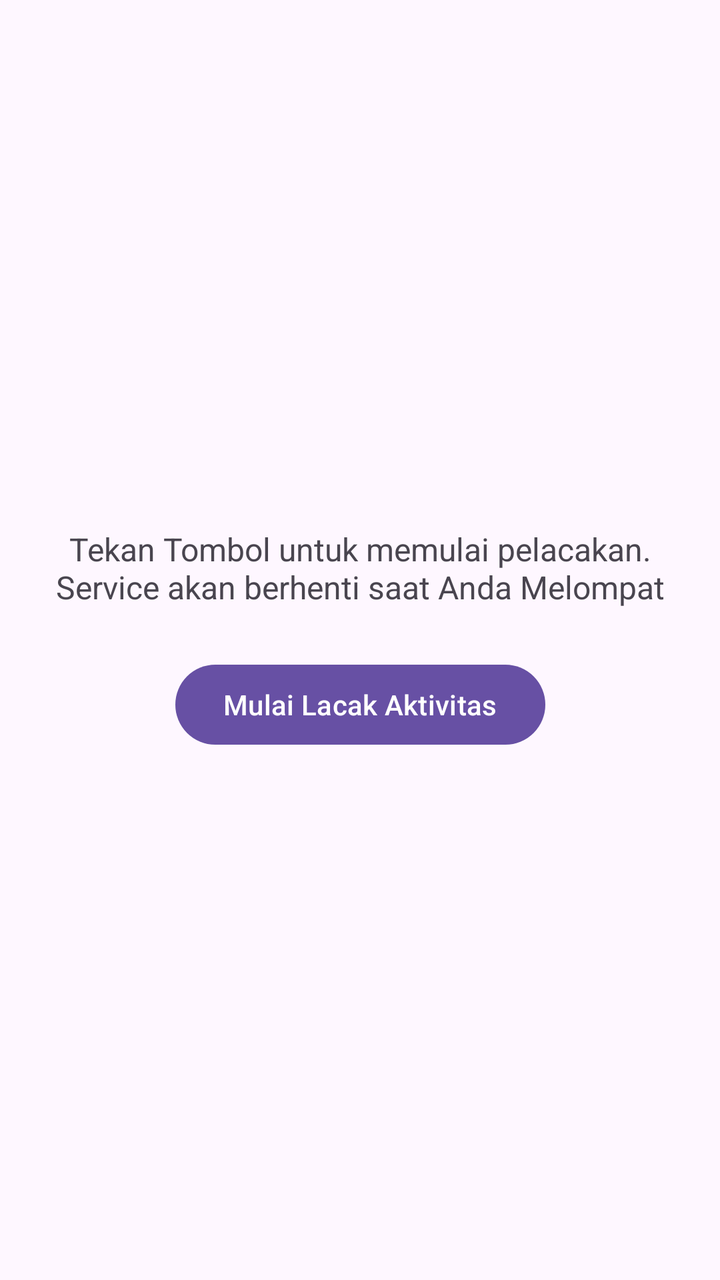
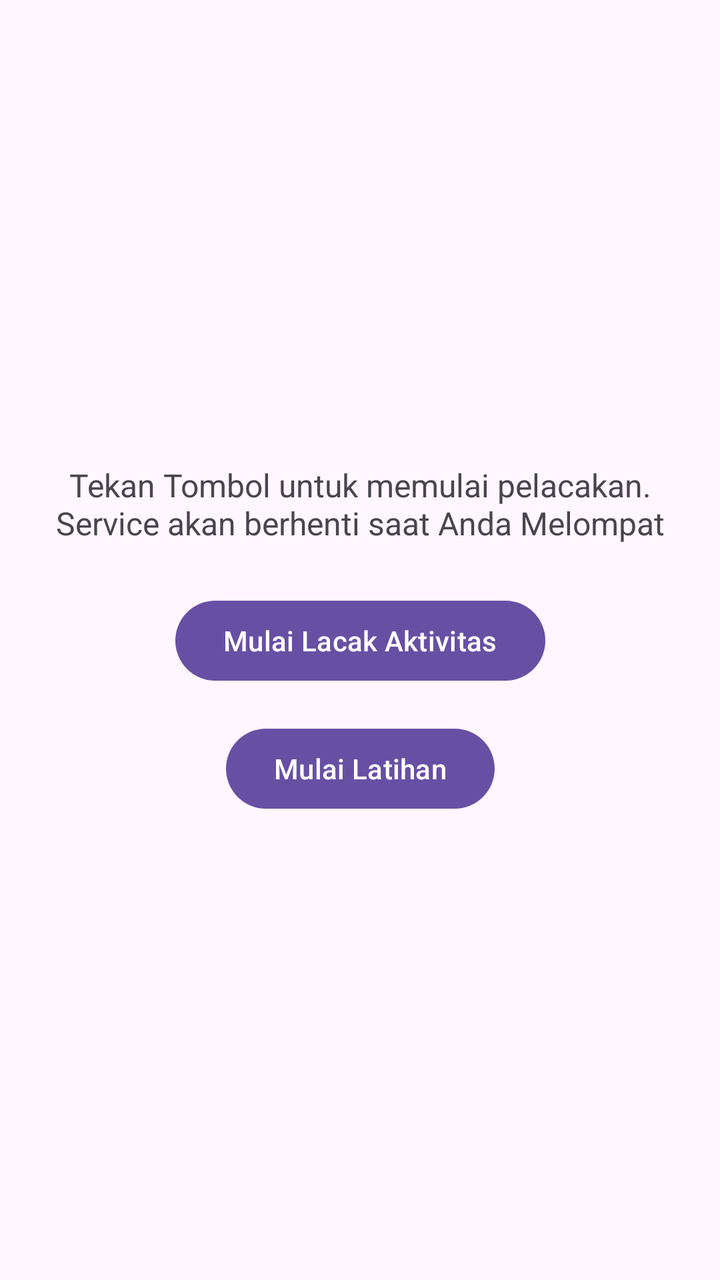

Compare the two renders of this Android layout. The source of the first and the diff that turns it into the second are given below.
<!-- AndroidManifest.xml: application theme Theme.Pertemuan8 -->
<!-- res/layout/activity_main.xml -->
<?xml version="1.0" encoding="utf-8"?>
<androidx.constraintlayout.widget.ConstraintLayout xmlns:android="http://schemas.android.com/apk/res/android"
    xmlns:app="http://schemas.android.com/apk/res-auto"
    xmlns:tools="http://schemas.android.com/tools"
    android:id="@+id/main"
    android:layout_width="match_parent"
    android:layout_height="match_parent"
    android:padding="16dp"
    tools:context=".MainActivity">

    <TextView
        android:id="@+id/statusTextView"
        android:layout_width="0dp"
        android:layout_height="wrap_content"
        android:text="Tekan Tombol untuk memulai pelacakan.\nService akan berhenti saat Anda Melompat"
        android:textAlignment="center"
        android:textSize="16sp"
        app:layout_constraintBottom_toTopOf="@+id/btnStart"
        app:layout_constraintEnd_toEndOf="parent"
        app:layout_constraintStart_toStartOf="parent"
        app:layout_constraintTop_toTopOf="parent"
        app:layout_constraintVertical_chainStyle="packed" />

    <Button
        android:id="@+id/btnStart"
        android:layout_width="wrap_content"
        android:layout_height="wrap_content"
        android:layout_marginTop="24dp"
        android:text="Mulai Lacak Aktivitas"
        app:layout_constraintBottom_toBottomOf="parent"
        app:layout_constraintEnd_toEndOf="parent"
        app:layout_constraintStart_toStartOf="parent"
        app:layout_constraintTop_toBottomOf="@+id/statusTextView" />

</androidx.constraintlayout.widget.ConstraintLayout>
<!-- resources referenced by this layout -->
<resources>
  <style name="Theme.Pertemuan8" parent="Base.Theme.Pertemuan8" />
  <style name="Base.Theme.Pertemuan8" parent="Theme.Material3.DayNight.NoActionBar">
          
          
      </style>
</resources>

<!-- the commit's change to res/layout/activity_main.xml (unified diff, before → after) -->
@@ -9,9 +9,9 @@
     tools:context=".MainActivity">
 
     <TextView
-        android:id="@+id/statusTextView"
         android:layout_width="0dp"
         android:layout_height="wrap_content"
+        android:id="@+id/statusTextView"
         android:text="Tekan Tombol untuk memulai pelacakan.\nService akan berhenti saat Anda Melompat"
         android:textAlignment="center"
         android:textSize="16sp"
@@ -22,14 +22,25 @@
         app:layout_constraintVertical_chainStyle="packed" />
 
     <Button
-        android:id="@+id/btnStart"
         android:layout_width="wrap_content"
         android:layout_height="wrap_content"
+        android:id="@+id/btnStart"
         android:layout_marginTop="24dp"
         android:text="Mulai Lacak Aktivitas"
-        app:layout_constraintBottom_toBottomOf="parent"
+        app:layout_constraintBottom_toTopOf="@+id/btnLatihan"
         app:layout_constraintEnd_toEndOf="parent"
         app:layout_constraintStart_toStartOf="parent"
         app:layout_constraintTop_toBottomOf="@+id/statusTextView" />
 
+    <Button
+        android:layout_width="wrap_content"
+        android:layout_height="wrap_content"
+        android:id="@+id/btnLatihan"
+        android:layout_marginTop="16dp"
+        android:text="Mulai Latihan"
+        app:layout_constraintBottom_toBottomOf="parent"
+        app:layout_constraintEnd_toEndOf="parent"
+        app:layout_constraintStart_toStartOf="parent"
+        app:layout_constraintTop_toBottomOf="@+id/btnStart" />
+
 </androidx.constraintlayout.widget.ConstraintLayout>
